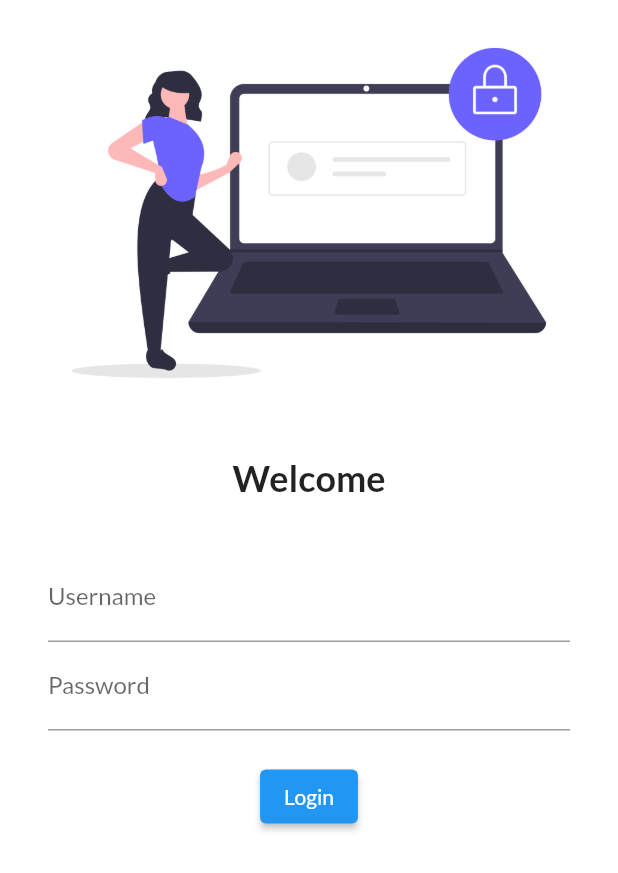
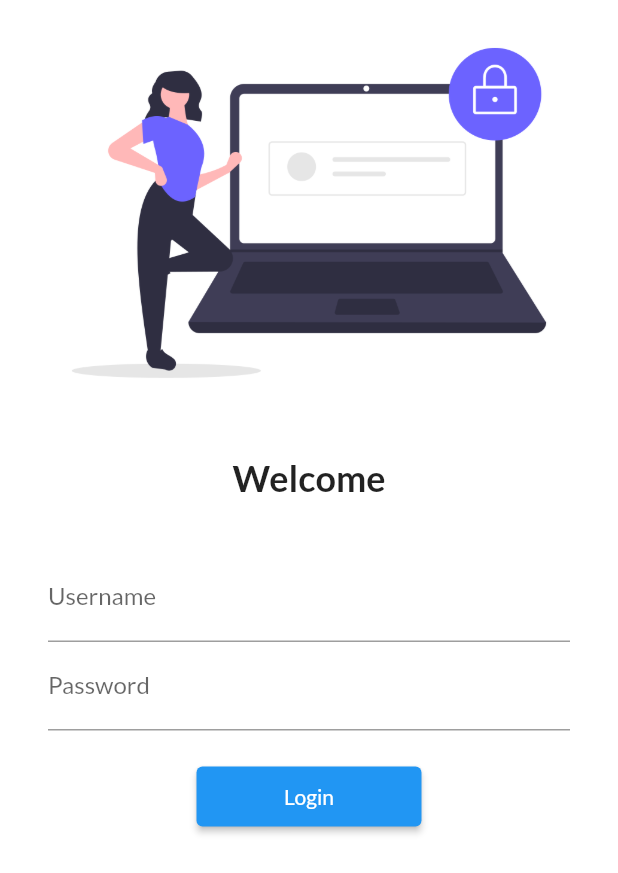
Before and after one commit to rashidalee07/Flutter30Days, a Flutter app: the screen it shows after launch, on a phone screen of 412 x 824 dp. Shown: the top 873 px of the screen. Run offline on Flutter 3.47's test engine with Material 2 defaults, Android fonts, the phone set to English and light mode, and no system bars; our stand-ins replace google_fonts.

Commit message:
Day5 completed

```diff
--- a/lib/main.dart
+++ b/lib/main.dart
@@ -1,6 +1,8 @@
 import 'package:flutter/material.dart';
+import 'package:flutter_catalog/pages/home_page.dart';
 //import 'package:flutter_catalog/pages/home_page.dart';
 import 'package:flutter_catalog/pages/login_page.dart';
+import 'package:flutter_catalog/utils/routes.dart';
 import 'package:google_fonts/google_fonts.dart';
 
 void main() {
@@ -12,11 +14,17 @@ class MyApp extends StatelessWidget {
   @override
   Widget build(BuildContext context) {
     return MaterialApp(
+      debugShowCheckedModeBanner: false,
       theme: ThemeData(
         fontFamily: GoogleFonts.lato().fontFamily,
       ),
       // without using materialapp we can not use directly widgets
-      routes: {"/": (context) => LoginPage()},
+      initialRoute: "/",
+      routes: {
+        MyRoutes.loginRoute: (context) => LoginPage(),
+        MyRoutes.homeRoute: (context) => HomePage(),
+        "/": (context) => LoginPage()
+      },
     );
   }
 }
--- a/lib/pages/login_page.dart
+++ b/lib/pages/login_page.dart
@@ -1,4 +1,5 @@
 import 'package:flutter/material.dart';
+import 'package:flutter_catalog/utils/routes.dart';
 
 class LoginPage extends StatelessWidget {
   Widget build(BuildContext context) {
@@ -35,10 +36,10 @@ class LoginPage extends StatelessWidget {
                 SizedBox(height: 20),
                 ElevatedButton(
                   onPressed: () {
-                    print("Hi Ticky");
+                    Navigator.popAndPushNamed(context, MyRoutes.homeRoute);
                   },
                   child: Text("Login"),
-                  style: TextButton.styleFrom(),
+                  style: TextButton.styleFrom(minimumSize: Size(150, 40)),
                 )
               ],
             ),
--- /dev/null
+++ b/lib/utils/routes.dart
@@ -0,0 +1,4 @@
+class MyRoutes {
+  static String loginRoute = "/login";
+  static String homeRoute = "/login";
+}
```
